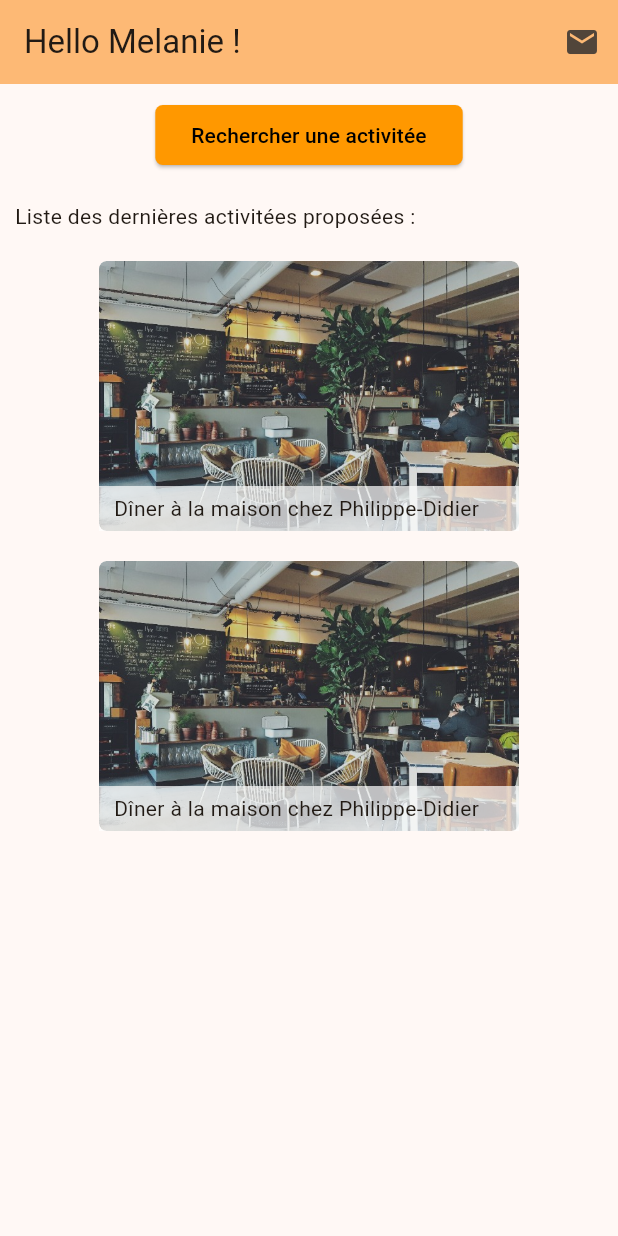
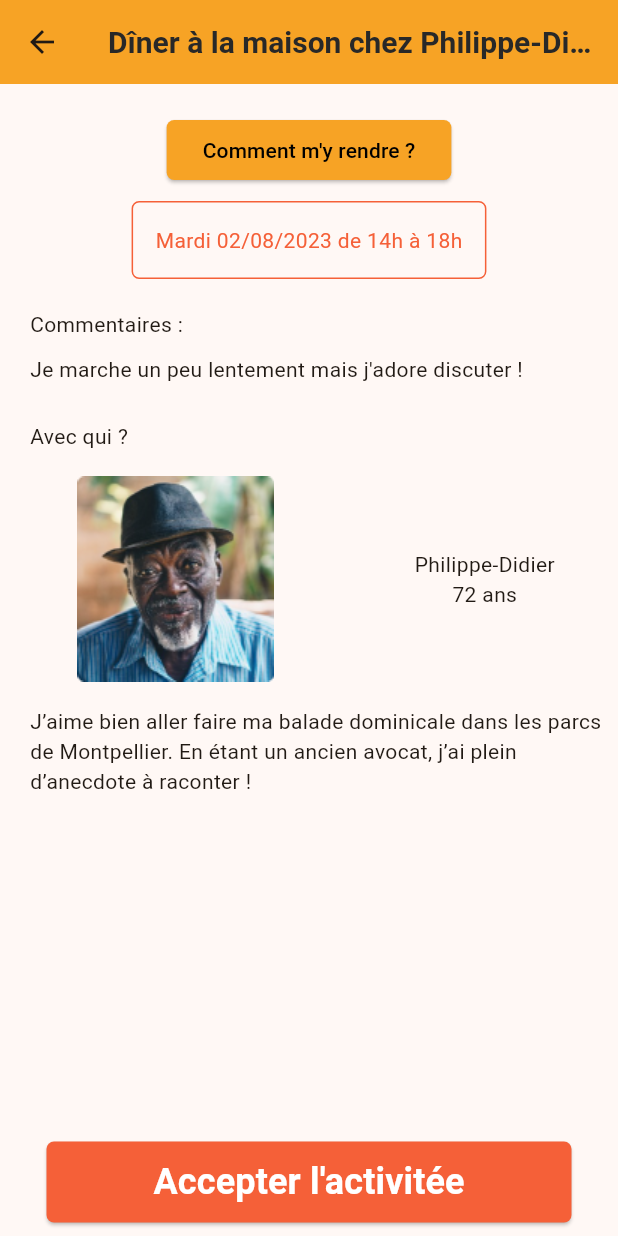
Before and after one commit to Hamtiac/Workshop_2023_G16, a Flutter app: the screen it shows after launch, after a tap on "Dîner à la maison chez Philippe-Didier", on a phone screen of 412 x 824 dp. Run offline on Flutter 3.47's test engine with Material 2 defaults, Android fonts, the light colour scheme and no system bars; our stand-ins replace sqflite, sqflite_common_ffi; accounts and stored records are empty; Roboto replaces fonts that are missing (Anonymous Pro).

Commit message:
page activity info

```diff
--- a/lib/globals/asset.dart
+++ b/lib/globals/asset.dart
@@ -1 +1,2 @@
 const String photoCafe = 'assets/images/photo-cafe.jpeg';
+const String photoVieux = 'assets/images/Rectangle6.png';
--- a/lib/main.dart
+++ b/lib/main.dart
@@ -1,9 +1,12 @@
 import 'package:flutter/material.dart';
 import 'package:sqflite/sqflite.dart';
+import 'package:sqflite_common_ffi/sqflite_ffi.dart';
 import 'dbprovider.dart';
-import 'pages/activitypage/activitypage.dart';
+import 'pages/homepage/homepage.dart';
 
 void main() async {
+  sqfliteFfiInit();
+  databaseFactory = databaseFactoryFfi;
   runApp(const MyApp());
   dbinit();
 }
--- /dev/null
+++ b/lib/pages/activityinfo/activityinfo.dart
@@ -0,0 +1,118 @@
+import 'package:db_workshop/theme/colors.dart';
+import 'package:db_workshop/theme/textStyles.dart';
+import 'package:db_workshop/widget/genericButton.dart';
+import 'package:flutter/material.dart';
+import '../../globals/asset.dart';
+
+class ActivityInfo extends StatefulWidget{
+  final String title;
+
+  ActivityInfo({super.key, required this.title});
+
+  State<ActivityInfo> createState() => _ActivityInfoState();
+}
+
+class _ActivityInfoState extends State<ActivityInfo>{
+  Widget build(BuildContext context){
+    return Scaffold(
+      appBar: AppBar(
+        backgroundColor: yellow,
+        title: Text(widget.title, style: appBarTitle,),
+      ),
+      body: SafeArea(
+        child: SingleChildScrollView(
+          child: Center(
+            child:  Column(
+              crossAxisAlignment: CrossAxisAlignment.center,
+              children: [
+                Padding(padding: EdgeInsets.all(10)),
+                Row(
+                  mainAxisAlignment: MainAxisAlignment.center,
+                  children: [
+                    ElevatedButton(onPressed: () {},
+                      style: ButtonStyle(backgroundColor: MaterialStatePropertyAll(yellow),
+                      shape: MaterialStatePropertyAll(RoundedRectangleBorder(borderRadius: BorderRadius.all(Radius.circular(5))))
+                      ),
+                      child: Text('Comment m\'y rendre ?',
+                      style: TextStyle(color: Colors.black),
+                      ),
+                      ),
+                  ],
+                ),
+                Container(
+                  margin: EdgeInsets.only(top: 10),
+                  padding: EdgeInsets.all(15),
+                  decoration: BoxDecoration(border: Border.all(width: 1.0, color: red), borderRadius: BorderRadius.circular(5), color: Colors.transparent),
+                  child: Text('Mardi 02/08/2023 de 14h à 18h' ,style: TextStyle(color: red),),
+                ),
+                Padding(padding: EdgeInsets.all(10)),
+                Row(
+                  mainAxisAlignment: MainAxisAlignment.start,
+                  children: [
+                    Padding(padding: EdgeInsets.all(10)),
+                    Text('Commentaires :')
+                  ],
+                ),
+                Padding(padding: EdgeInsets.all(5)),
+                Row(
+                  mainAxisAlignment: MainAxisAlignment.start,
+                  children: [
+                    Padding(padding: EdgeInsets.all(10)),
+                    Text('Je marche un peu lentement mais j\'adore discuter !')
+                  ],
+                ),
+                SizedBox(height: 25,),
+                Row(
+                  mainAxisAlignment: MainAxisAlignment.start,
+                  children: [
+                    Padding(padding: EdgeInsets.all(10)),
+                    Text('Avec qui ?')
+                  ],
+                ),
+                Padding(padding: EdgeInsets.all(5)),
+                Row(
+                  mainAxisAlignment: MainAxisAlignment.spaceAround,
+                  children: [
+                    // Padding(padding: EdgeInsets.all(5)),
+                    Container(
+                      decoration: BoxDecoration(image: DecorationImage(image: AssetImage(photoVieux))),
+                      height: 150,
+                      width: 150,
+                    ),
+                    Column(
+                      children: [Text('Philippe-Didier'),
+                      Text('72 ans')]
+                    )
+                  ],
+                ),
+                Padding(padding: EdgeInsets.all(5)),
+                Row(mainAxisAlignment: MainAxisAlignment.start,
+                children: [
+                  Padding(padding: EdgeInsets.all(10)),
+                  Flexible(
+                    child: Text('J’aime bien aller faire ma balade dominicale dans les parcs de Montpellier. En étant un ancien avocat, j’ai plein d’anecdote à raconter !',
+                    softWrap: true,),
+                  )
+                ],
+                )
+              ],
+            ),
+          ),
+        ),
+      ),
+      bottomNavigationBar: BottomAppBar(
+        elevation: 0,
+        height: 75,
+        color: Colors.transparent,
+        child: Padding(
+          padding: const EdgeInsets.symmetric(horizontal: 15),
+          child: Column(
+            children: [
+              GenericButton(title: "Accepter l'activitée", color: red),
+            ],
+          ),
+        ),
+      ),
+    );
+  }
+}
--- a/lib/pages/activitypage/activitypage.dart
+++ b/lib/pages/homepage/homepage.dart
@@ -1,3 +1,5 @@
+import 'package:db_workshop/theme/colors.dart';
+import 'package:db_workshop/theme/textStyles.dart';
 import 'package:flutter/material.dart';
 import '../../globals/asset.dart';
 import '../../widget/activitycard.dart';
@@ -15,8 +17,8 @@ class _ActivityPageState extends State<ActivityPage>{
   Widget build(BuildContext context){
     return Scaffold(
       appBar: AppBar(
-        backgroundColor: Theme.of(context).colorScheme.inversePrimary,
-        title: Text('Hello Melanie !'),
+        backgroundColor: yellow,
+        title: Text('Hello Melanie !', style: appBarTitle,),
         actions: [
           IconButton(onPressed: (){}, icon: const Icon(Icons.email))
         ],
@@ -31,7 +33,7 @@ class _ActivityPageState extends State<ActivityPage>{
               child: ElevatedButton(onPressed: () {
                 Navigator.push(context, MaterialPageRoute(builder: (context) => SearchActivityPage()));
               },
-              style: ButtonStyle(backgroundColor: MaterialStatePropertyAll(Colors.orange),
+              style: ButtonStyle(backgroundColor: MaterialStatePropertyAll(yellow),
               shape: MaterialStatePropertyAll(RoundedRectangleBorder(borderRadius: BorderRadius.all(Radius.circular(5))))
               ),
               child: Text('Rechercher une activitée',
--- a/lib/pages/searchactivitypage/searchactivity.dart
+++ b/lib/pages/searchactivitypage/searchactivity.dart
@@ -1,3 +1,5 @@
+import 'package:db_workshop/theme/colors.dart';
+import 'package:db_workshop/theme/textStyles.dart';
 import 'package:flutter/material.dart';
 import '../../widget/activitycard.dart';
 
@@ -14,10 +16,12 @@ class _SearchActivityPage extends State<SearchActivityPage>{
   Widget build(BuildContext context){
     return Scaffold(
       appBar: AppBar(
-        title: Text('Chercher une activité'),
-        backgroundColor: Theme.of(context).colorScheme.inversePrimary,
+        title: Text('Chercher une activité', style: appBarTitle,),
+        backgroundColor: yellow,
       ),
-      body: Center(
+      body: SafeArea(
+        child: SingleChildScrollView(
+          child: Center(
             child: Column(
               crossAxisAlignment: CrossAxisAlignment.center,
               children: [
@@ -33,8 +37,8 @@ class _SearchActivityPage extends State<SearchActivityPage>{
                     },
                     style: ButtonStyle(
                       backgroundColor: MaterialStatePropertyAll(Colors.white),
-                  overlayColor: MaterialStatePropertyAll(Colors.green),
-                  side: MaterialStatePropertyAll(BorderSide(color: Colors.green, width: 2.0)),
+                      overlayColor: MaterialStatePropertyAll(green),
+                      side: MaterialStatePropertyAll(BorderSide(color: green, width: 2.0)),
                       shape: MaterialStatePropertyAll(RoundedRectangleBorder(borderRadius: BorderRadius.all(Radius.circular(5))))
                     ),
                     child: Text('Extérieur', style: TextStyle(color: Colors.black),)),
@@ -45,8 +49,8 @@ class _SearchActivityPage extends State<SearchActivityPage>{
                     },
                     style: ButtonStyle(
                       backgroundColor: MaterialStatePropertyAll(Colors.white),
-                  overlayColor: MaterialStatePropertyAll(Colors.green),
-                  side: MaterialStatePropertyAll(BorderSide(color: Colors.green, width: 2.0)),
+                      overlayColor: MaterialStatePropertyAll(green),
+                      side: MaterialStatePropertyAll(BorderSide(color: green, width: 2.0)),
                       shape: MaterialStatePropertyAll(RoundedRectangleBorder(borderRadius: BorderRadius.all(Radius.circular(5))))
                     ),
                     child: Text('Intérieur', style: TextStyle(color: Colors.black),))
@@ -75,6 +79,8 @@ class _SearchActivityPage extends State<SearchActivityPage>{
               ],
             ),
           ),
+        ),
+      ),
     );
   }
 }
--- /dev/null
+++ b/lib/theme/colors.dart
@@ -0,0 +1,10 @@
+import 'package:flutter/material.dart';
+
+Color background = const Color(0xFFFFF4E4);
+Color yellow = const Color(0xFFF7A325);
+Color blue = const Color(0xFF0A2F35);
+Color red = const Color(0xFFF56038);
+Color green = const Color(0xFF12492F);
+Color title = const Color(0xFF282828);
+Color content = const Color(0xFF808080);
+Color white = const Color.fromARGB(255, 255, 255, 255);
--- /dev/null
+++ b/lib/theme/textStyles.dart
@@ -0,0 +1,22 @@
+import 'package:flutter/material.dart';
+import 'colors.dart';
+
+TextStyle buttonTextStyle = TextStyle(
+  fontFamily: 'Anonymous Pro',
+  color: white,
+  fontWeight: FontWeight.w600,
+  fontSize: 24,
+);
+
+TextStyle textFieldTextStyle = TextStyle(
+  fontFamily: 'Anonymous Pro',
+  color: title,
+  fontSize: 16,
+);
+
+TextStyle appBarTitle = TextStyle(
+  fontFamily: 'Anonymous Pro',
+  color: title,
+  fontWeight: FontWeight.w600,
+  fontSize: 20,
+);
--- a/lib/widget/activitycard.dart
+++ b/lib/widget/activitycard.dart
@@ -1,5 +1,6 @@
 import 'package:flutter/material.dart';
 import '../globals/asset.dart';
+import '../pages/activityinfo/activityinfo.dart';
 
 class StackWidget extends StatelessWidget{
   final String activitiesName;
@@ -8,7 +9,9 @@ class StackWidget extends StatelessWidget{
 
   Widget build(BuildContext context){
     return InkWell(
-      onTap: () {},
+      onTap: () {
+        Navigator.push(context, MaterialPageRoute(builder: (context) => ActivityInfo(title: activitiesName,)));
+      },
       borderRadius: BorderRadius.circular(5),
       child: Container(
               padding: EdgeInsets.all(10),
--- /dev/null
+++ b/lib/widget/genericButton.dart
@@ -0,0 +1,29 @@
+import 'package:flutter/material.dart';
+import '../theme/colors.dart';
+import '../theme/textStyles.dart';
+
+class GenericButton extends StatelessWidget {
+  const GenericButton({super.key, required this.color, required this.title});
+
+  final Color color;
+  final String title;
+
+  @override
+  Widget build(BuildContext context) {
+    return ElevatedButton(
+        onPressed: () {},
+        style: ElevatedButton.styleFrom(
+          backgroundColor: color,
+          padding: const EdgeInsets.symmetric(vertical: 10),
+          shape: const RoundedRectangleBorder(
+            borderRadius: BorderRadius.all(Radius.circular(5)),
+          ),
+        ),
+        child: Center(
+          child: Text(
+            title,
+            style: buttonTextStyle,
+          ),
+        ));
+  }
+}
```
Also changed, not shown: assets/images/Rectangle6.png (added), pubspec.lock. Lines whose indentation alone changed are shown as unchanged.
